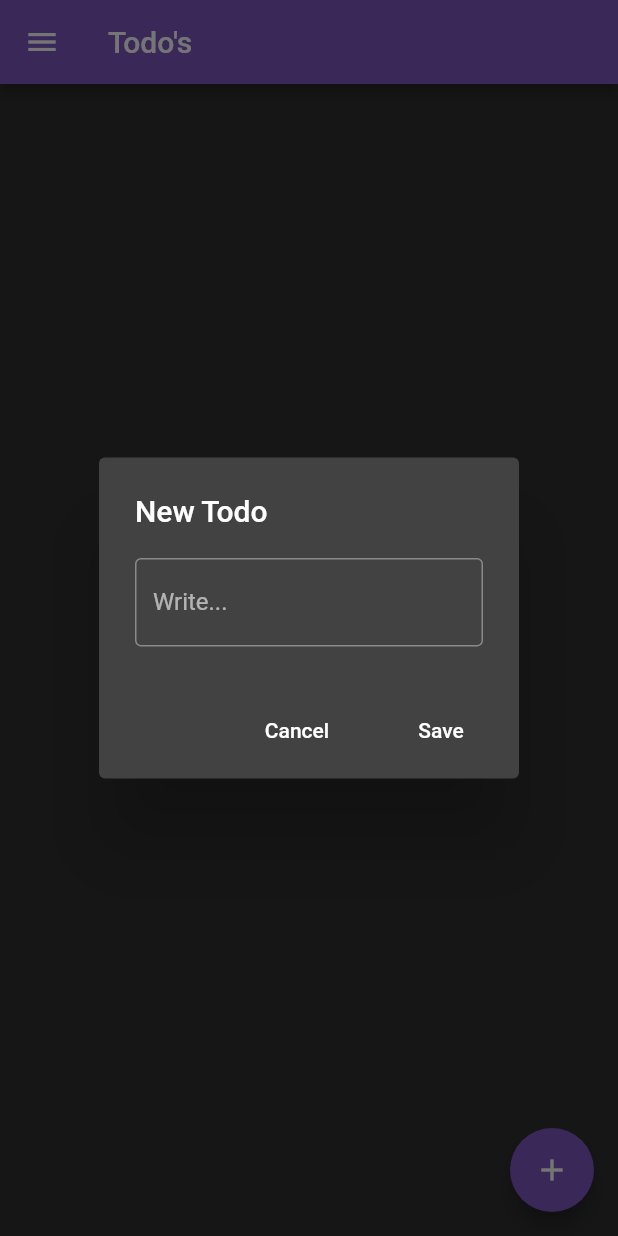
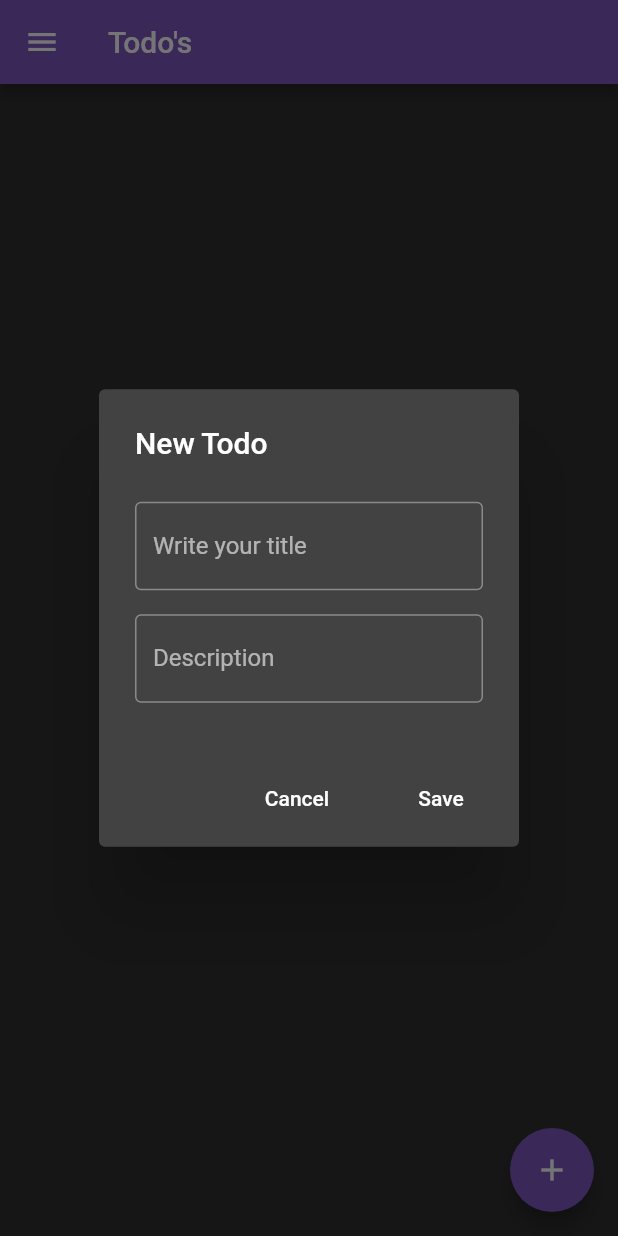
Before and after one commit to Rizardomon/Todo_List, a Flutter app: the screen it shows after launch, after a tap on "Login", after a tap on the "add" icon, on a phone screen of 412 x 824 dp. Run offline on Flutter 3.47's test engine with Material 2 defaults, Android fonts, the light colour scheme and no system bars; our stand-ins replace cloud_firestore, firebase_auth, firebase_core, flutter_mobx, flutter_modular, google_sign_in and 1 more; accounts and stored records are empty; generated files the repository leaves out were written again; network calls fail.

Commit message:
Add subtitle todo

```diff
--- a/lib/app/modules/home/home_page.dart
+++ b/lib/app/modules/home/home_page.dart
@@ -76,7 +76,24 @@ class _HomePageState extends ModularState<HomePage, HomeController> {
                   horizontal: 20,
                 ),
                 child: ListTile(
-                  title: Text(model.title),
+                  title: Padding(
+                    padding: const EdgeInsets.all(8.0),
+                    child: Text(
+                      model.title,
+                      style: TextStyle(
+                        fontSize: 20,
+                      ),
+                    ),
+                  ),
+                  subtitle: Padding(
+                    padding: const EdgeInsets.all(8.0),
+                    child: Text(
+                      model.subtitle,
+                      style: TextStyle(
+                        fontSize: 16,
+                      ),
+                    ),
+                  ),
                   onTap: () {
                     _showDialog(model);
                   },
@@ -115,12 +132,28 @@ class _HomePageState extends ModularState<HomePage, HomeController> {
         builder: (_) {
           return AlertDialog(
             title: Text(model.title.isEmpty ? 'New Todo' : 'Edit Todo'),
-            content: TextFormField(
-              initialValue: model.title,
-              onChanged: (value) => model.title = value,
-              decoration: InputDecoration(
-                border: OutlineInputBorder(),
-                labelText: 'Write...',
+            content: Container(
+              height: 150,
+              child: Column(
+                mainAxisAlignment: MainAxisAlignment.spaceAround,
+                children: [
+                  TextFormField(
+                    initialValue: model.title,
+                    onChanged: (value) => model.title = value,
+                    decoration: InputDecoration(
+                      border: OutlineInputBorder(),
+                      labelText: 'Write your title',
+                    ),
+                  ),
+                  TextFormField(
+                    initialValue: model.subtitle,
+                    onChanged: (value) => model.subtitle = value,
+                    decoration: InputDecoration(
+                      border: OutlineInputBorder(),
+                      labelText: 'Description',
+                    ),
+                  ),
+                ],
               ),
             ),
             actions: <Widget>[
--- a/lib/app/modules/home/models/todo_model.dart
+++ b/lib/app/modules/home/models/todo_model.dart
@@ -4,15 +4,22 @@ import 'package:uuid/uuid.dart';
 class TodoModel {
   String id;
   String title;
+  String subtitle;
   bool check;
   DocumentReference reference;
   var uuid = Uuid();
 
-  TodoModel({this.id, this.reference, this.title = '', this.check = false});
+  TodoModel(
+      {this.id,
+      this.reference,
+      this.title = '',
+      this.subtitle = '',
+      this.check = false});
 
   factory TodoModel.fromDocument(DocumentSnapshot doc) {
     return TodoModel(
         title: doc['title'],
+        subtitle: doc['subtitle'],
         check: doc['check'],
         reference: doc.reference,
         id: doc['id']);
```
Also changed, not shown: lib/app/modules/home/repositories/todo_repository.dart (+11 -3 lines).
